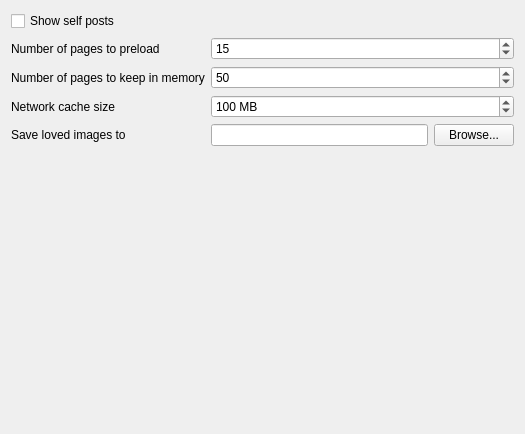
Above: src/browsingsettingspage.ui from hairyjoe23/jailurbator before the change. Below: the same form after it.
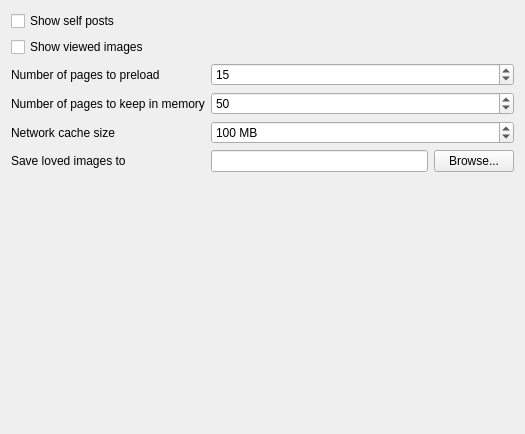
That is the form after the change. Icons and pictures are not drawn.

Commit message: Save the is_viewed state and the first viewed time.  Add an option to hide images we've already seen.  Make all ui_ pointers scoped.

The edit to the form file:
```diff
--- a/src/browsingsettingspage.ui
+++ b/src/browsingsettingspage.ui
@@ -27,14 +27,14 @@
        </property>
       </widget>
      </item>
-     <item row="1" column="0">
+     <item row="2" column="0">
       <widget class="QLabel" name="label">
        <property name="text">
         <string>Number of pages to preload</string>
        </property>
       </widget>
      </item>
-     <item row="1" column="1">
+     <item row="2" column="1">
       <widget class="QSpinBox" name="preload_next">
        <property name="minimum">
         <number>1</number>
@@ -47,14 +47,14 @@
        </property>
       </widget>
      </item>
-     <item row="2" column="0">
+     <item row="3" column="0">
       <widget class="QLabel" name="label_2">
        <property name="text">
         <string>Number of pages to keep in memory</string>
        </property>
       </widget>
      </item>
-     <item row="2" column="1">
+     <item row="3" column="1">
       <widget class="QSpinBox" name="max_preloaded_pages">
        <property name="minimum">
         <number>1</number>
@@ -67,14 +67,14 @@
        </property>
       </widget>
      </item>
-     <item row="3" column="0">
+     <item row="4" column="0">
       <widget class="QLabel" name="label_3">
        <property name="text">
         <string>Network cache size</string>
        </property>
       </widget>
      </item>
-     <item row="3" column="1">
+     <item row="4" column="1">
       <widget class="QSpinBox" name="cache_size">
        <property name="suffix">
         <string> MB</string>
@@ -87,14 +87,14 @@
        </property>
       </widget>
      </item>
-     <item row="4" column="0">
+     <item row="5" column="0">
       <widget class="QLabel" name="label_4">
        <property name="text">
         <string>Save loved images to</string>
        </property>
       </widget>
      </item>
-     <item row="4" column="1">
+     <item row="5" column="1">
       <layout class="QHBoxLayout" name="horizontalLayout">
        <item>
         <widget class="QLineEdit" name="loved_folder"/>
@@ -112,6 +112,13 @@
        </item>
       </layout>
      </item>
+     <item row="1" column="0" colspan="2">
+      <widget class="QCheckBox" name="show_viewed">
+       <property name="text">
+        <string>Show viewed images</string>
+       </property>
+      </widget>
+     </item>
     </layout>
    </item>
    <item>
```
Left out of the diff: 9 changed lines with no effect on the pictures. The commit also changes 25 other files.
